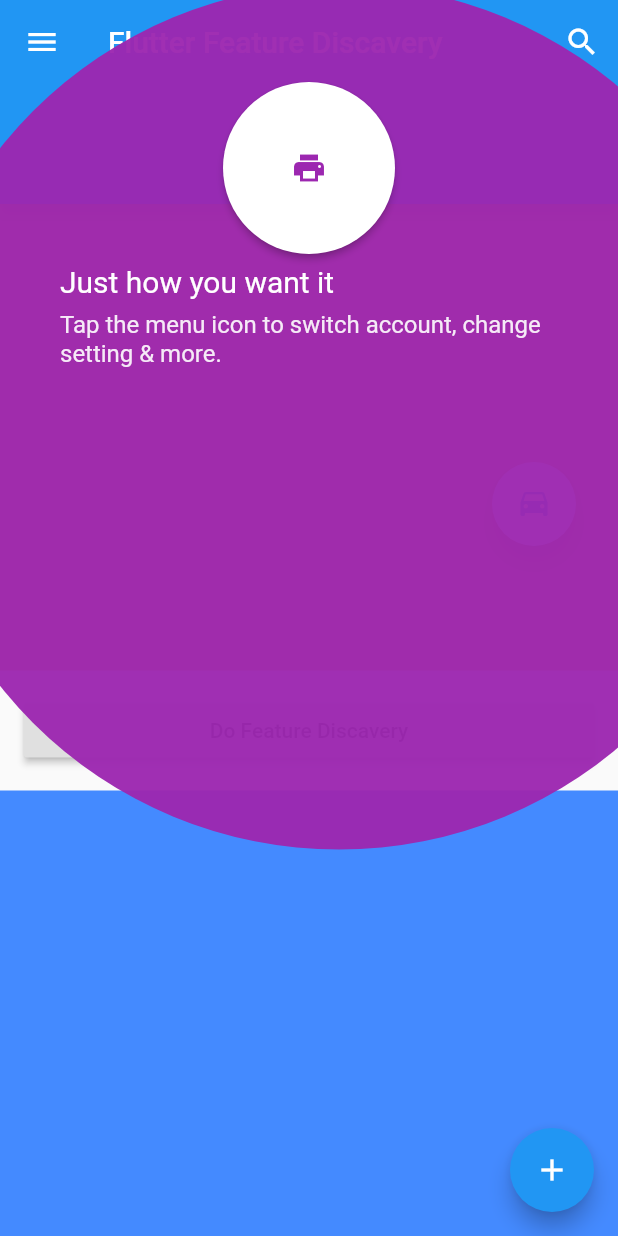
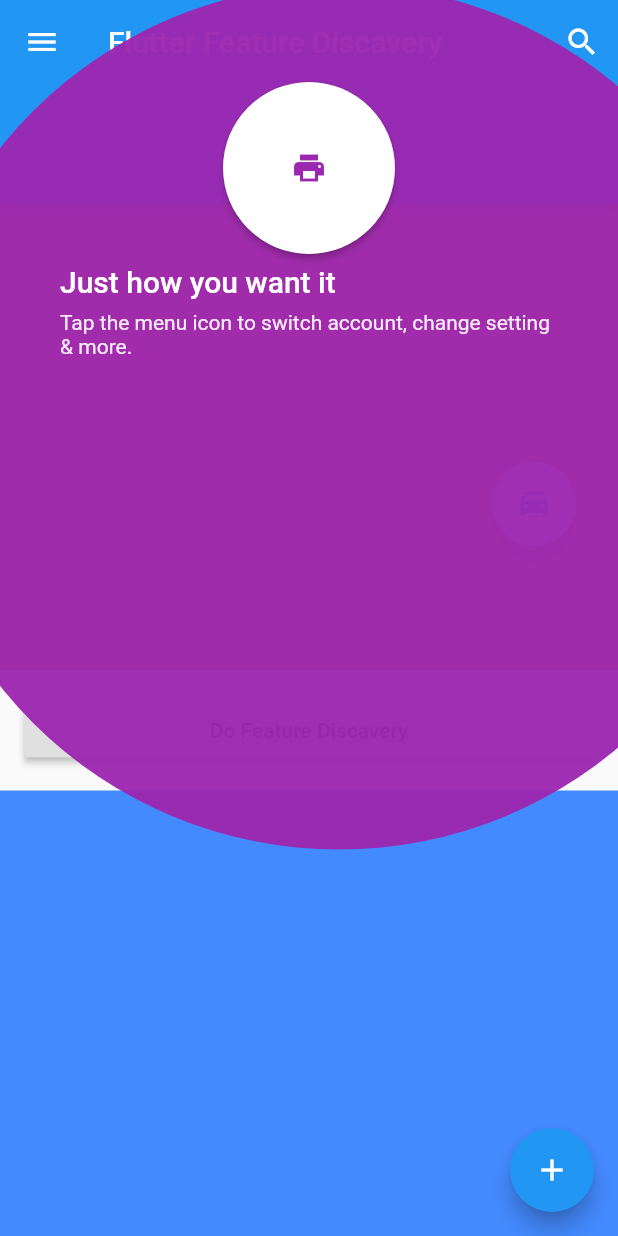
Before and after one commit to ayalma/feature_discovery, a Flutter app: the screen it shows after launch, scrolled down 576 dp, on a phone screen of 412 x 824 dp. Run offline on Flutter 3.47's test engine with Material 2 defaults, Android fonts, the phone set to English and light mode, and no system bars; network calls fail.

Commit message:
Editing text styles and added option to disable pulsing animation

```diff
--- a/lib/src/feature_discovery.dart
+++ b/lib/src/feature_discovery.dart
@@ -97,6 +97,7 @@ class DescribedFeatureOverlay extends StatefulWidget {
   final Function(VoidCallback onActionCompleted) prepareAction;
   final Widget child;
   final ContentOrientation contentLocation;
+  final bool enablePulsingAnimation;
 
   const DescribedFeatureOverlay({
     Key key,
@@ -108,12 +109,14 @@ class DescribedFeatureOverlay extends StatefulWidget {
     @required this.child,
     this.doAction,
     this.prepareAction,
-    this.contentLocation = ContentOrientation.trivial
+    this.contentLocation = ContentOrientation.trivial,
+    this.enablePulsingAnimation = true
   }) :
     assert(featureId != null),
     assert(icon != null),
     assert(child != null),
     assert(contentLocation != null),
+    assert(enablePulsingAnimation != null),
     super(key: key);
 
   @override
@@ -145,7 +148,7 @@ class _DescribedFeatureOverlayState extends State<DescribedFeatureOverlay>
     openController.dispose();
     activationController.dispose();
     dismissController.dispose();
-    pulseController.dispose();
+    pulseController?.dispose();
     super.dispose();
   }
 
@@ -156,10 +159,11 @@ class _DescribedFeatureOverlayState extends State<DescribedFeatureOverlay>
           ..addStatusListener(
             (AnimationStatus status) {
               if (status == AnimationStatus.forward) setState(() => state = _OverlayState.opening);
-              else if (status == AnimationStatus.completed) pulseController.forward(from: 0.0);
+              else if (status == AnimationStatus.completed) pulseController?.forward(from: 0.0);
             },
           );
 
+    if (widget.enablePulsingAnimation) {
       pulseController =
           AnimationController(vsync: this, duration: Duration(milliseconds: 1000))
             ..addListener(() => setState(() => transitionPercent = pulseController.value))
@@ -171,6 +175,7 @@ class _DescribedFeatureOverlayState extends State<DescribedFeatureOverlay>
                   pulseController.forward(from: 0.0);
               },
             );
+    }
     activationController = AnimationController(
       vsync: this,
       duration: Duration(milliseconds: 250)
@@ -226,12 +231,12 @@ class _DescribedFeatureOverlayState extends State<DescribedFeatureOverlay>
   }
 
   void activate() {
-    pulseController.stop();
+    pulseController?.stop();
     activationController.forward(from: 0.0);
   }
 
   void dismiss() {
-    pulseController.stop();
+    pulseController?.stop();
     dismissController.forward(from: 0.0);
   }
 
@@ -556,13 +561,11 @@ class _TouchTarget extends StatelessWidget {
         return 20.0 + 24.0 * transitionPercent;
       case _OverlayState.pulsing:
         double expandedPercent;
-        if (transitionPercent < 0.3) {
+        if (transitionPercent < 0.3)
           expandedPercent = transitionPercent / 0.3;
-        } else if (transitionPercent < 0.6) {
+        else if (transitionPercent < 0.6)
           expandedPercent = 1.0 - ((transitionPercent - 0.3) / 0.3);
-        } else {
-          expandedPercent = 0.0;
-        }
+        else expandedPercent = 0.0;
         return 44.0 + (20.0 * expandedPercent);
       case _OverlayState.activating:
       case _OverlayState.dismissing:
@@ -604,7 +607,9 @@ class _Content extends StatelessWidget {
   final double touchTargetRadius;
   // this parameter is not used
   // final double touchTargetToContentPadding;
+  /// Can be null
   final String title;
+  /// Can be null
   final String description;
   // not used
   // final double statusBarHeight;
@@ -626,8 +631,6 @@ class _Content extends StatelessWidget {
       assert(anchor != null),
       assert(screenSize != null),
       assert(touchTargetRadius != null),
-      assert(title != null),
-      assert(description != null),
       assert(state != null),
       assert(transitionPercent != null),
       assert(orientation != null),
@@ -663,7 +666,6 @@ class _Content extends StatelessWidget {
       case _OverlayState.opening:
         final adjustedPercent = const Interval(0.6, 1.0, curve: Curves.easeOut)
             .transform(transitionPercent);
-
         return adjustedPercent;
       case _OverlayState.activating:
       case _OverlayState.dismissing:
@@ -754,24 +756,18 @@ class _Content extends StatelessWidget {
                   children: <Widget>[
                     title == null
                       ? const SizedBox(height: 0)
-                      : Padding(
-                        padding: const EdgeInsets.only(bottom: 8.0),
-                        child: Text(
+                      : Text(
                         title,
-                          style: TextStyle(
-                            fontSize: 20.0,
-                            color: Colors.white,
+                        style: Theme.of(context).textTheme.title
+                          .copyWith(color: Colors.white)
                       ),
-                        ),
-                      ),
+                    const SizedBox(height: 8.0),
                     description == null
                       ? const SizedBox(height: 0)
                       : Text(
                         description,
-                        style: TextStyle(
-                          fontSize: 16.0,
-                          color: Colors.white.withOpacity(0.9),
-                        ),
+                        style: Theme.of(context).textTheme.body1
+                          .copyWith(color: Colors.white.withOpacity(0.9)),
                       ),
                   ],
                 ),
```
Also changed, not shown: lib/src/layout.dart (+5 -14 lines), 4 other files. Lines whose indentation alone changed are shown as unchanged.
